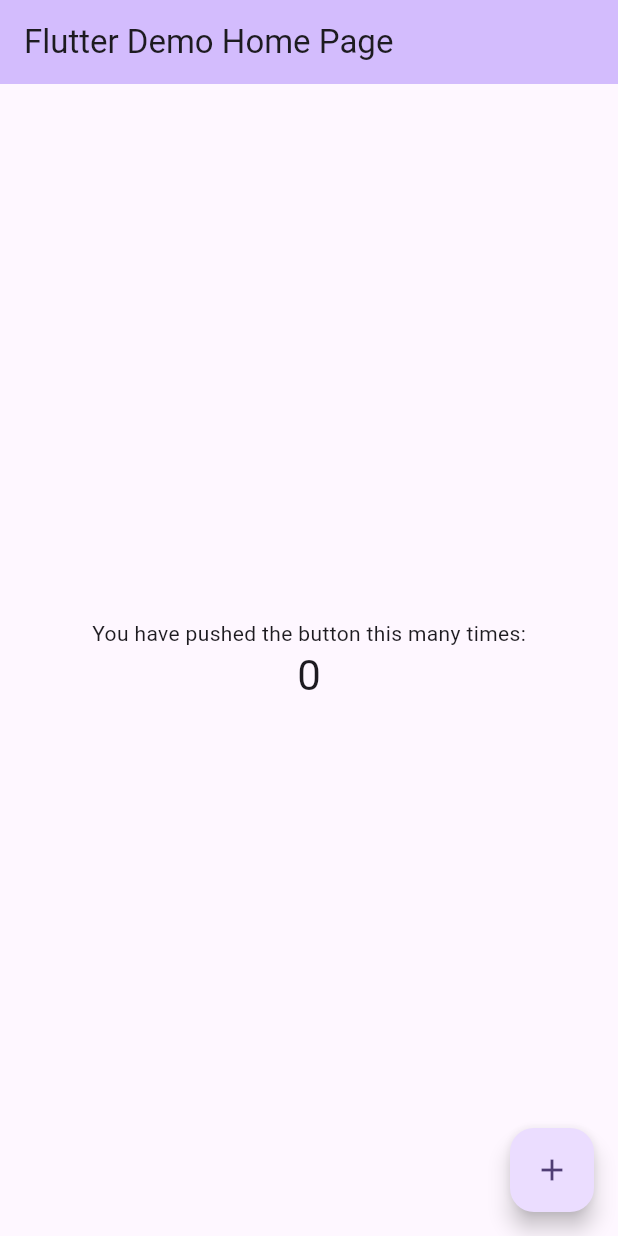
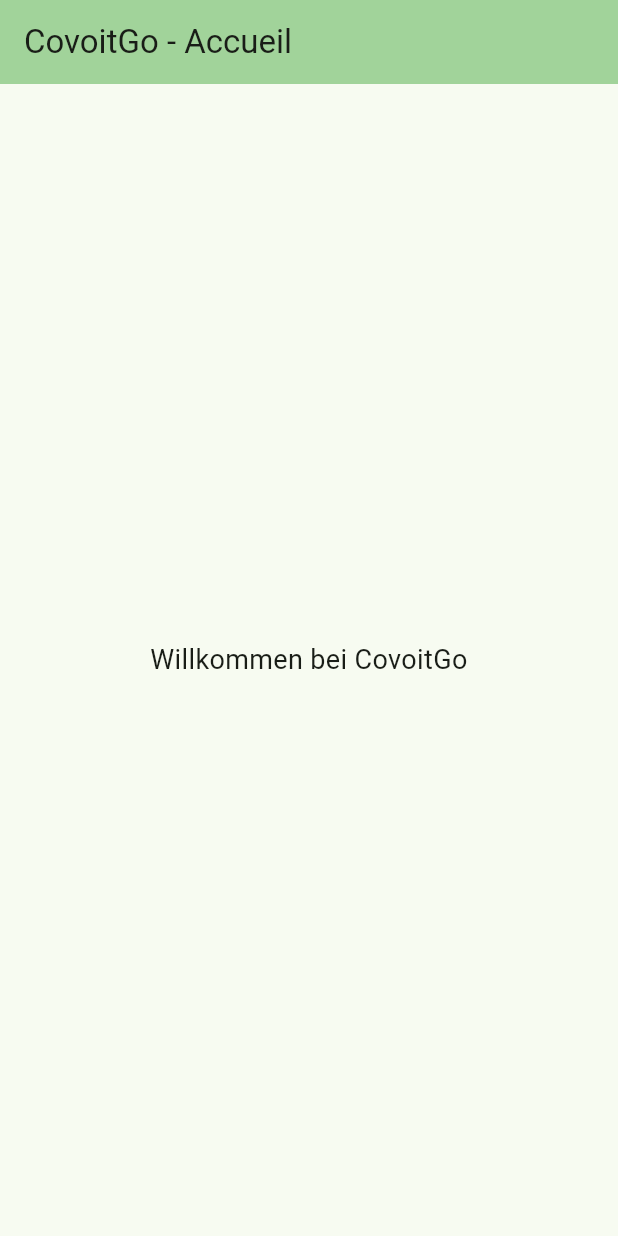
Before and after one commit to WebDeveloperDB/CovoitGo, a Flutter app: the screen it shows after launch, on a phone screen of 412 x 824 dp. Run offline on Flutter 3.47's test engine with Material 3 defaults, Android fonts, the phone set to English and light mode, and no system bars.

Commit message:
initialisation du projet Flutter avec structure de base

```diff
--- a/mobile/lib/main.dart
+++ b/mobile/lib/main.dart
@@ -1,121 +1,71 @@
+// Importiert die grundlegenden Flutter-Bausteine (Widgets, Farben, Material Design).
 import 'package:flutter/material.dart';
 
+// Die "main" Funktion ist der Startpunkt der gesamten App.
+// Wenn die App auf dem Handy startet, sucht das System genau nach dieser "main" Funktion.
 void main() {
-  runApp(const MyApp());
+  // runApp startet die App und übergibt das allererste "Widget" (CovoitGoApp).
+  // Ein Widget ist in Flutter alles, was man auf dem Bildschirm sieht.
+  runApp(const CovoitGoApp());
 }
 
-class MyApp extends StatelessWidget {
-  const MyApp({super.key});
+// Dies ist das Haupt-Widget (das Fundament) unserer App.
+// Es ist "Stateless" (Zustandslos), weil sich die Grundeinstellungen (wie Farbe/Titel)
+// der App selbst nicht ständig ändern.
+class CovoitGoApp extends StatelessWidget {
+  const CovoitGoApp({super.key});
 
-  // This widget is the root of your application.
+  // Die "build"-Methode ist die wichtigste Methode in Flutter.
+  // Sie zeichnet (baut) die Benutzeroberfläche auf den Bildschirm.
   @override
   Widget build(BuildContext context) {
+    // MaterialApp ist ein fertiges Grundgerüst von Google.
+    // Es gibt uns Navigation und ein schönes Design (Material Design).
     return MaterialApp(
-      title: 'Flutter Demo',
+      // Der Titel der App (wird z.B. im Task-Manager des Handys angezeigt).
+      title: 'CovoitGo',
+
+      // Das Theme (Design) unserer App. Hier definieren wir Farben und Schriftarten.
       theme: ThemeData(
-        // This is the theme of your application.
-        //
-        // TRY THIS: Try running your application with "flutter run". You'll see
-        // the application has a purple toolbar. Then, without quitting the app,
-        // try changing the seedColor in the colorScheme below to Colors.green
-        // and then invoke "hot reload" (save your changes or press the "hot
-        // reload" button in a Flutter-supported IDE, or press "r" if you used
-        // the command line to start the app).
-        //
-        // Notice that the counter didn't reset back to zero; the application
-        // state is not lost during the reload. To reset the state, use hot
-        // restart instead.
-        //
-        // This works for code too, not just values: Most code changes can be
-        // tested with just a hot reload.
-        colorScheme: .fromSeed(seedColor: Colors.deepPurple),
+        // Wir setzen die Hauptfarbe der App auf ein schönes Blau (passend für CovoitGo).
+        colorScheme: ColorScheme.fromSeed(seedColor: Colors.green),
+        // Wir nutzen das moderne Material 3 Design.
+        useMaterial3: true,
       ),
-      home: const MyHomePage(title: 'Flutter Demo Home Page'),
+
+      // "home" definiert den allerersten Bildschirm (Screen),
+      // der angezeigt wird, direkt wenn die App startet.
+      home: const AccueilScreen(),
     );
   }
 }
 
-class MyHomePage extends StatefulWidget {
-  const MyHomePage({super.key, required this.title});
-
-  // This widget is the home page of your application. It is stateful, meaning
-  // that it has a State object (defined below) that contains fields that affect
-  // how it looks.
-
-  // This class is the configuration for the state. It holds the values (in this
-  // case the title) provided by the parent (in this case the App widget) and
-  // used by the build method of the State. Fields in a Widget subclass are
-  // always marked "final".
-
-  final String title;
-
-  @override
-  State<MyHomePage> createState() => _MyHomePageState();
-}
-
-class _MyHomePageState extends State<MyHomePage> {
-  int _counter = 0;
-
-  void _incrementCounter() {
-    setState(() {
-      // This call to setState tells the Flutter framework that something has
-      // changed in this State, which causes it to rerun the build method below
-      // so that the display can reflect the updated values. If we changed
-      // _counter without calling setState(), then the build method would not be
-      // called again, and so nothing would appear to happen.
-      _counter++;
-    });
-  }
+// Dies ist ein einfacher Platzhalter-Bildschirm für den Anfang.
+// Später werden wir diesen Code in den Ordner "screens" auslagern.
+class AccueilScreen extends StatelessWidget {
+  const AccueilScreen({super.key});
 
   @override
   Widget build(BuildContext context) {
-    // This method is rerun every time setState is called, for instance as done
-    // by the _incrementCounter method above.
-    //
-    // The Flutter framework has been optimized to make rerunning build methods
-    // fast, so that you can just rebuild anything that needs updating rather
-    // than having to individually change instances of widgets.
+    // "Scaffold" ist wie eine weiße Leinwand für eine Seite.
+    // Es bietet automatisch Platz für eine Kopfzeile (AppBar) und den Inhalt (Body).
     return Scaffold(
+      // Die obere Kopfzeile (App Bar).
       appBar: AppBar(
-        // TRY THIS: Try changing the color here to a specific color (to
-        // Colors.amber, perhaps?) and trigger a hot reload to see the AppBar
-        // change color while the other colors stay the same.
+        // Die Hintergrundfarbe der Leiste holen wir uns aus unserem Theme (von oben).
         backgroundColor: Theme.of(context).colorScheme.inversePrimary,
-        // Here we take the value from the MyHomePage object that was created by
-        // the App.build method, and use it to set our appbar title.
-        title: Text(widget.title),
+        // Der Text, der oben in der Leiste steht.
+        title: const Text('CovoitGo - Accueil'),
       ),
-      body: Center(
-        // Center is a layout widget. It takes a single child and positions it
-        // in the middle of the parent.
-        child: Column(
-          // Column is also a layout widget. It takes a list of children and
-          // arranges them vertically. By default, it sizes itself to fit its
-          // children horizontally, and tries to be as tall as its parent.
-          //
-          // Column has various properties to control how it sizes itself and
-          // how it positions its children. Here we use mainAxisAlignment to
-          // center the children vertically; the main axis here is the vertical
-          // axis because Columns are vertical (the cross axis would be
-          // horizontal).
-          //
-          // TRY THIS: Invoke "debug painting" (choose the "Toggle Debug Paint"
-          // action in the IDE, or press "p" in the console), to see the
-          // wireframe for each widget.
-          mainAxisAlignment: .center,
-          children: [
-            const Text('You have pushed the button this many times:'),
-            Text(
-              '$_counter',
-              style: Theme.of(context).textTheme.headlineMedium,
-            ),
-          ],
+
+      // Der Hauptbereich der Seite (Body).
+      body: const Center(
+        // Center zentriert alles, was sich darin (in "child") befindet.
+        child: Text(
+          'Willkommen bei CovoitGo',
+          textAlign: TextAlign.center, // Text wird zentriert geschrieben
+          style: TextStyle(fontSize: 18), // Wir machen die Schrift etwas größer
         ),
-      ),
-      floatingActionButton: FloatingActionButton(
-        onPressed: _incrementCounter,
-        tooltip: 'Increment',
-        child: const Icon(Icons.add),
       ),
     );
   }
```
Also changed, not shown: 1 other file.
